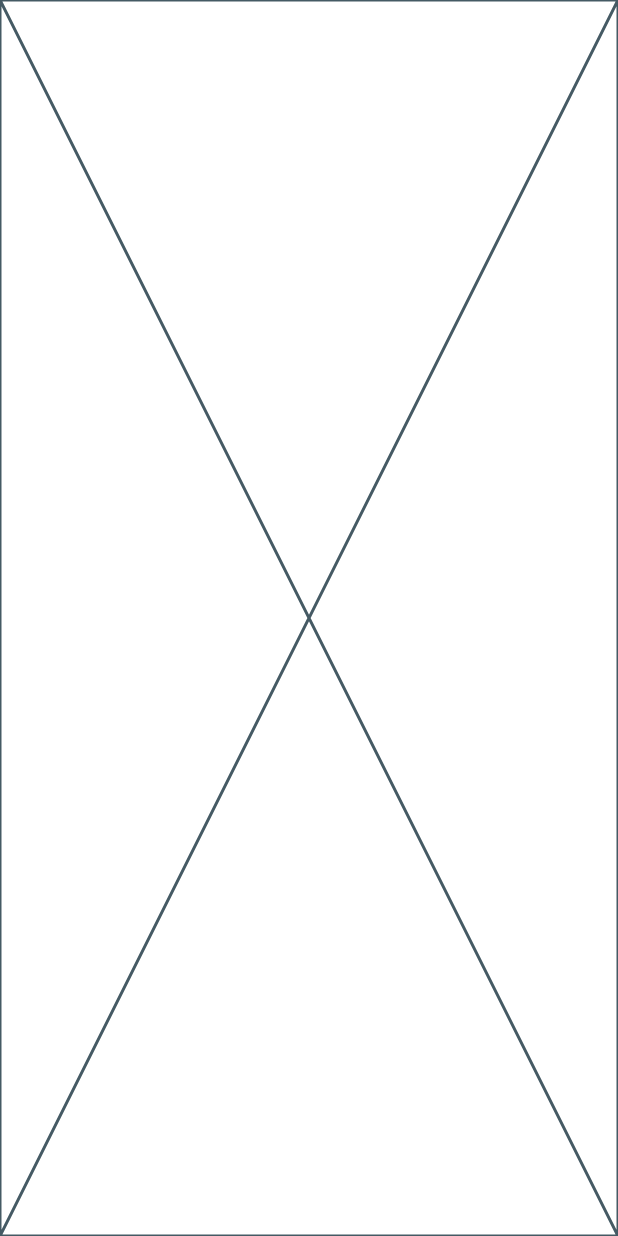
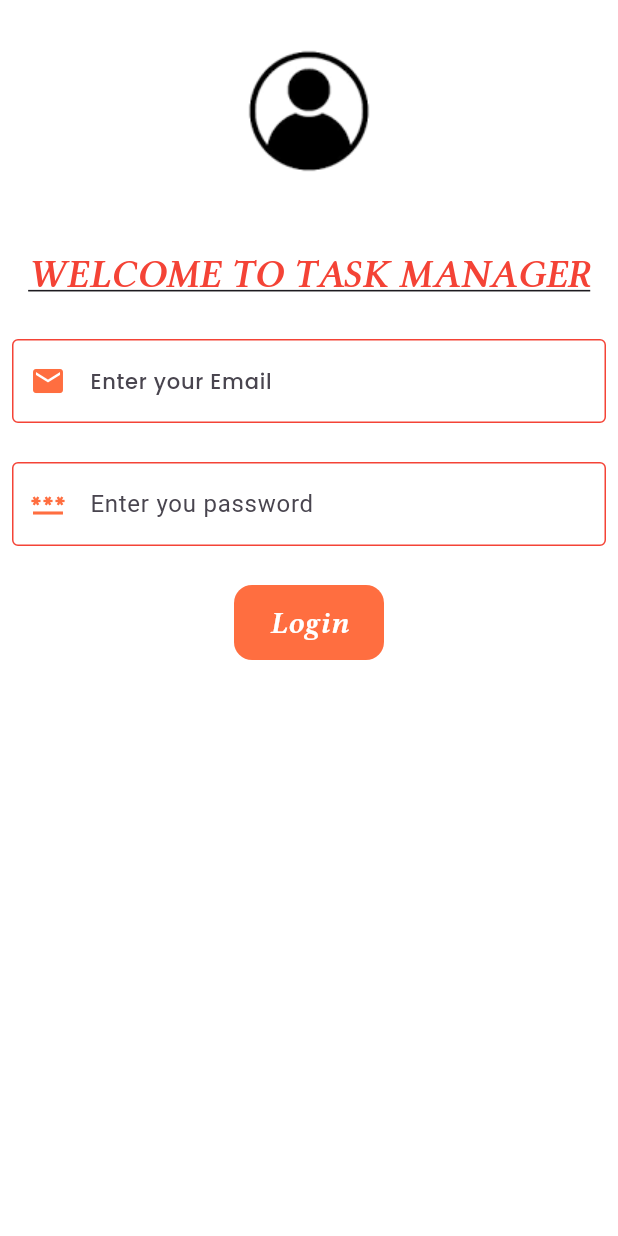
Before and after one commit to Pakhrin007/flutter, a Flutter app: the screen it shows after launch, on a phone screen of 412 x 824 dp. Run offline on Flutter 3.47's test engine with Material 3 defaults, Android fonts, the phone set to English and light mode, and no system bars; our stand-ins replace velocity_x.

Commit message:
loginpage

```diff
--- a/lib/main.dart
+++ b/lib/main.dart
@@ -1,6 +1,7 @@
 import 'package:flutter/material.dart';
 
 import 'package:project/routes/route.dart';
+import 'package:project/screens/homepage.dart';
 import 'package:project/screens/login.dart';
 import 'package:project/screens/splashscreen.dart';
 
@@ -20,6 +21,7 @@ class MyApp extends StatelessWidget {
       routes: {
         MyRoutes.splascScreenRoute:(context)=>Splashscreen(),
         MyRoutes.loginScreenRoute:(contect)=>Login(),
+        MyRoutes.homeScreenRoute:(context)=>Homepage()
       },
 
 
--- a/lib/screens/homepage.dart
+++ b/lib/screens/homepage.dart
@@ -1,7 +1,7 @@
 import 'package:flutter/material.dart';
 
-class MyWidget extends StatelessWidget {
-  const MyWidget({super.key});
+class Homepage extends StatelessWidget {
+  const Homepage({super.key});
 
   @override
   Widget build(BuildContext context) {
--- a/lib/screens/login.dart
+++ b/lib/screens/login.dart
@@ -1,10 +1,113 @@
 import 'package:flutter/material.dart';
+import 'package:project/routes/route.dart';
+import 'package:velocity_x/velocity_x.dart';
 
-class Login extends StatelessWidget {
+class Login extends StatefulWidget {
   const Login({super.key});
 
   @override
+  State<Login> createState() => _LoginState();
+}
+
+class _LoginState extends State<Login> {
+  final _formKey=GlobalKey<FormState>();
+
+  void handleLogin(){
+    setState(() {
+      onChange=true;
+
+    });
+    Future.delayed(Duration(seconds: 2),() {
+      Navigator.pushReplacementNamed(context, MyRoutes.homeScreenRoute);
+    })  ;
+  }
+
+
+  bool onChange=false;
+  @override
   Widget build(BuildContext context) {
-    return const Placeholder();
+    return SafeArea(
+      child: Scaffold(
+        backgroundColor: Colors.white,
+        body: SingleChildScrollView(
+          child: Form(
+
+            key: _formKey,
+            child: Column(
+
+              children: [
+                Image.asset("assets/images/download.png"),
+                "WELCOME TO TASK MANAGER".text.uppercase.color(Colors.red).xl3.textStyle(TextStyle(decoration: TextDecoration.underline,fontFamily: 'libe')).make().p16().centered(),
+
+                Padding(
+                  padding: const EdgeInsets.all(8.0),
+                  child: TextFormField(
+
+                    decoration: InputDecoration(
+                      prefixIcon: Icon(Icons.email),
+                      prefixIconColor: Colors.deepOrangeAccent,
+                      labelText: 'Enter your Email',
+                      labelStyle: TextStyle(fontSize: 14,fontFamily: 'poppins'),
+                      hintText: "Email",
+                      border: OutlineInputBorder(
+                        borderRadius: BorderRadius.circular(12)
+                      ),
+                      enabledBorder: OutlineInputBorder(borderSide: BorderSide(color: Colors.red)),
+                      focusedBorder: OutlineInputBorder(borderSide: BorderSide(color: Colors.black))
+
+                    ),
+
+
+                  ),
+                ),
+                10.heightBox,
+                Padding(padding: const EdgeInsets.all(8),
+                child: TextFormField(
+                  decoration: InputDecoration(
+                    prefixIcon: Icon(Icons.password),
+                    prefixIconColor: Colors.deepOrangeAccent,
+                    labelText: "Enter you password",
+                    hintText: "Password",
+                      border: OutlineInputBorder(
+                        borderRadius: BorderRadius.circular(12)
+                      ),
+                      enabledBorder: OutlineInputBorder(borderSide: BorderSide(color: Colors.red)),
+                      focusedBorder: OutlineInputBorder(borderSide: BorderSide(color: Colors.black))
+
+                  ),
+                ),
+                ),
+                18.heightBox,
+                Center(
+                  child: Material(
+                    color: Colors.deepOrangeAccent,
+                    shape: RoundedRectangleBorder(
+                      borderRadius: BorderRadius.circular(12)
+                    ),
+                    child: InkWell(
+                      onTap: () => handleLogin(),
+
+
+                      child: AnimatedContainer(duration:Duration(seconds: 1),
+
+                      height: 50,
+                      width: onChange?70:100,
+                      alignment: Alignment.center,
+                      child: onChange?Icon(Icons.done,color: Colors.black,):"Login".text.xl2.bold.textStyle(TextStyle(fontFamily: 'libe',color: Colors.white)).make(),
+                      ),
+                    ),
+                  ),
+                )
+
+              ],
+            ),
+
+
+          ),
+        ),
+      ),
+
+
+    ) ;
   }
 }
--- a/lib/screens/splashscreen.dart
+++ b/lib/screens/splashscreen.dart
@@ -28,12 +28,14 @@ class _SplashscreenState extends State<Splashscreen> {
   Widget build(BuildContext context) {
 
     return Scaffold(
+      backgroundColor: Colors.white,
       body: SafeArea(child:
       Center(
         child: Column(
           mainAxisAlignment: MainAxisAlignment.center,
           children: [
-            "MY NOTES".text.xl2.bold.make(),
+            "MY NOTES".text.xl2.bold.textStyle(TextStyle(fontFamily: 'poppins')).make(),
+            10.heightBox,
             CircularProgressIndicator()
           ],
         ),
```
Also changed, not shown: pubspec.yaml (+13 -7 lines), assets/fonts/libe.ttf (added), assets/fonts/poppins.ttf (added), assets/images/download.png (added), pubspec.lock.
